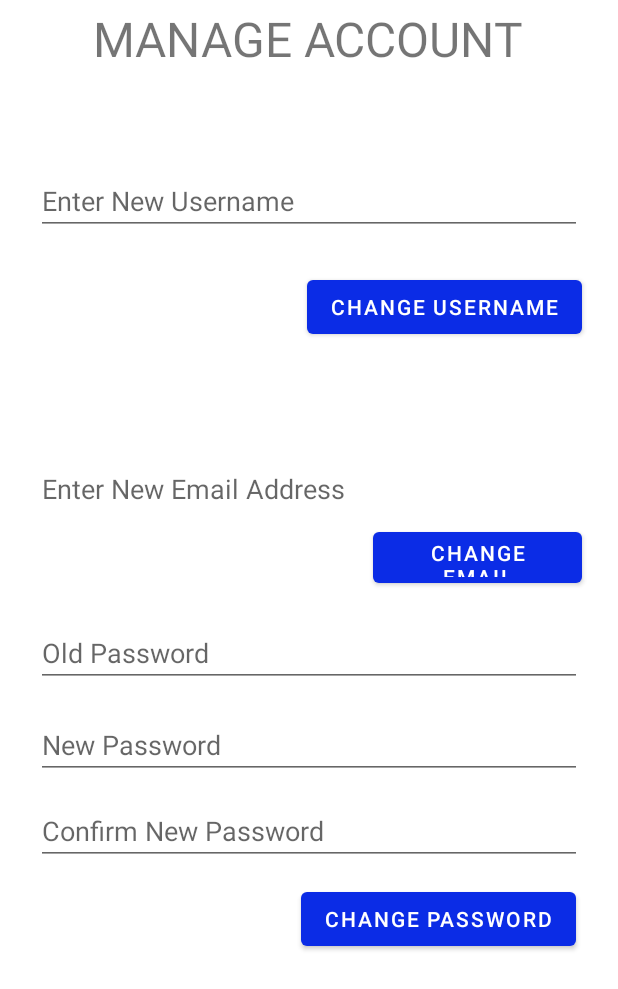
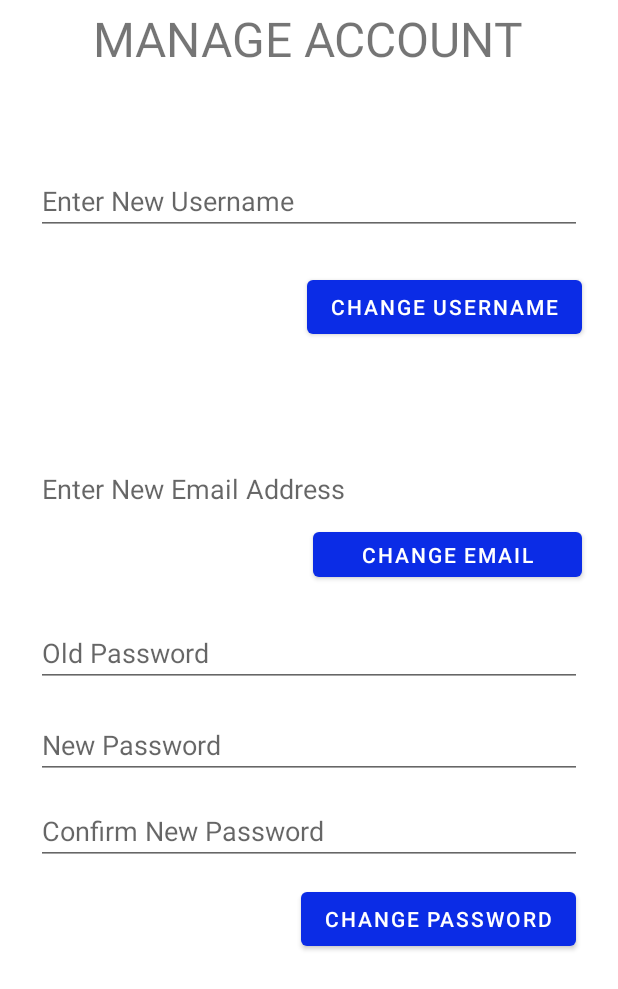
Before and after one commit to NBMavs/Tweeter, an Android app: the ManageAccount screen opened directly, with no data from a screen before it, on a phone screen of 412 x 824 dp. Shown: the top 989 px of the screen. Run offline under Robolectric (Android 15) with nearby library versions, the light colour scheme and no system bars; our stand-ins replace Firebase (no records; nobody signed in at launch, a user with empty details on screens opened directly); Roboto replaces fonts that are not available here.

Commit message:
manage_account.xml
Signed-off-by: Nicholas Baum <nicholas,baum@mavs.uta.edu>

```diff
--- a/app/src/main/res/layout/manage_account.xml
+++ b/app/src/main/res/layout/manage_account.xml
@@ -124,7 +124,7 @@
 
     <TextView
         android:id="@+id/textViewEmailCurrent"
-        android:layout_width="187dp"
+        android:layout_width="248dp"
         android:layout_height="29dp"
         android:layout_marginStart="112dp"
         android:layout_marginBottom="16dp"
@@ -135,8 +135,8 @@
 
     <Button
         android:id="@+id/buttonChangeEmail"
-        android:layout_width="139dp"
-        android:layout_height="46dp"
+        android:layout_width="179dp"
+        android:layout_height="42dp"
         android:layout_marginEnd="24dp"
         android:layout_marginBottom="20dp"
         android:text="Change Email"
```
